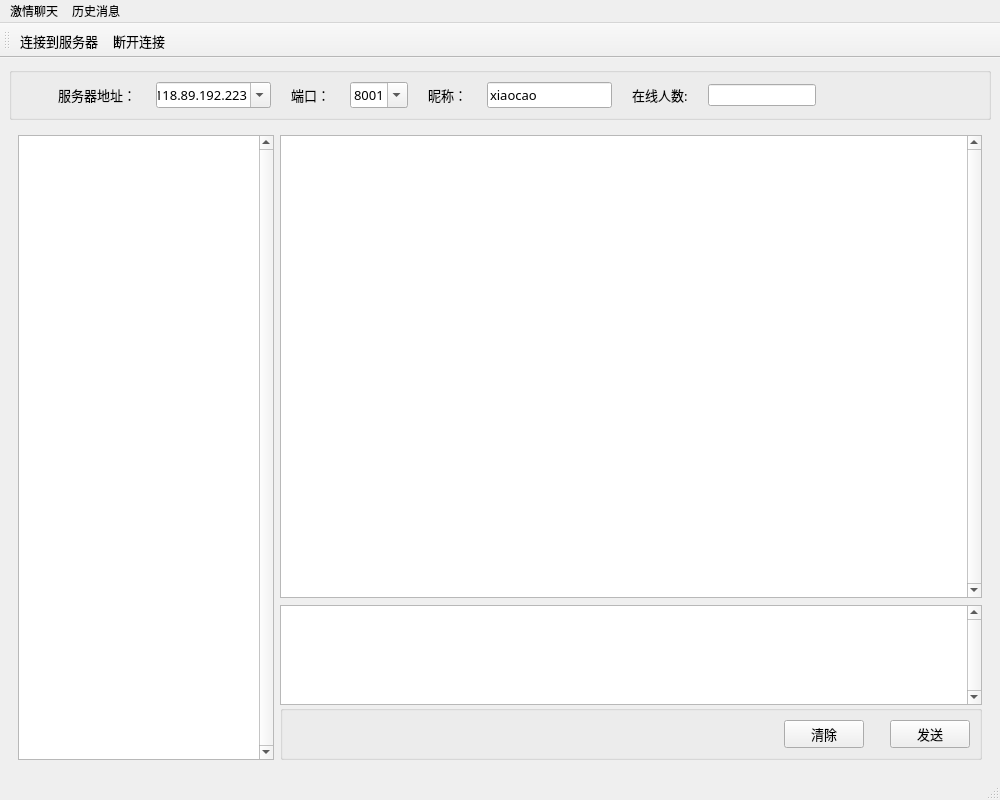
The window that Client/client_mainwindow.ui (nicexiaocao/chatting_room) describes before a commit, drawn with Qt 5.
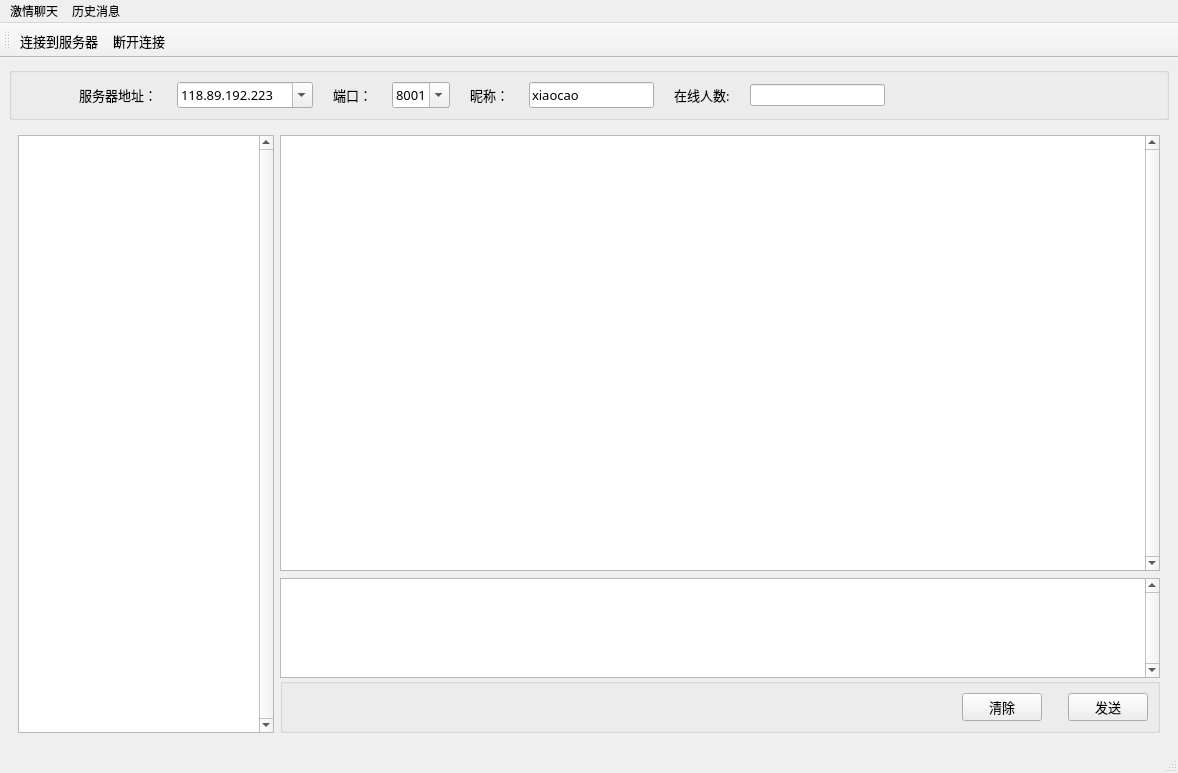
The same window after the commit. Icons and pictures are not drawn.

What changed in the file:
```diff
--- a/Client/client_mainwindow.ui
+++ b/Client/client_mainwindow.ui
@@ -6,8 +6,8 @@
    <rect>
     <x>0</x>
     <y>0</y>
-    <width>1000</width>
-    <height>800</height>
+    <width>1178</width>
+    <height>773</height>
    </rect>
   </property>
   <property name="sizePolicy">
@@ -497,7 +497,7 @@
     <rect>
      <x>0</x>
      <y>0</y>
-     <width>1000</width>
+     <width>1178</width>
      <height>26</height>
     </rect>
    </property>
```
